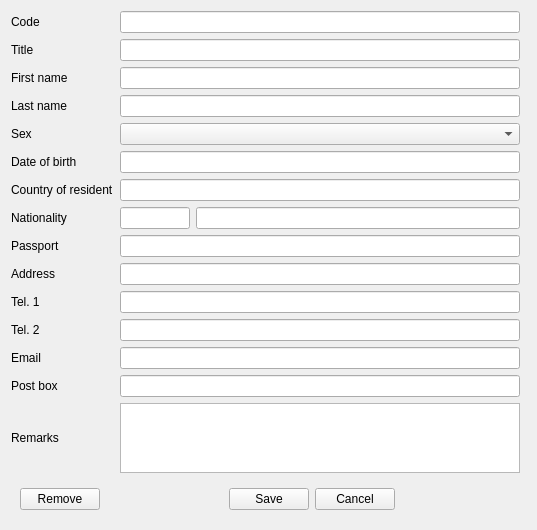
Before: the Qt Designer form Resort/wguest.ui in End1-1/Resort, drawn with Qt 5.
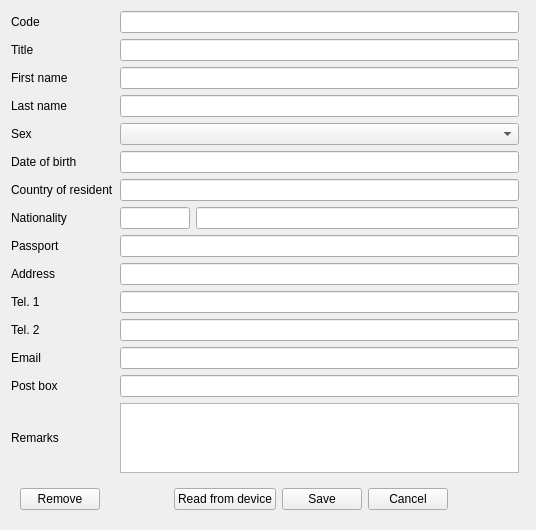
After: the same form once the commit is applied. Custom widgets are drawn as their Qt base class.

Commit message: Read guest from password

Patch:
```diff
--- a/Resort/wguest.ui
+++ b/Resort/wguest.ui
@@ -6,7 +6,7 @@
    <rect>
     <x>0</x>
     <y>0</y>
-    <width>537</width>
+    <width>536</width>
     <height>502</height>
    </rect>
   </property>
@@ -282,6 +282,13 @@
           </property>
          </spacer>
         </item>
+        <item>
+         <widget class="QPushButton" name="btnReadFromDevice">
+          <property name="text">
+           <string>Read from device</string>
+          </property>
+         </widget>
+        </item>
         <item>
          <widget class="QPushButton" name="btnOk">
           <property name="text">
@@ -340,16 +347,16 @@
    <extends>QLineEdit</extends>
    <header location="global">edateedit.h</header>
   </customwidget>
-  <customwidget>
-   <class>EQComboBox</class>
-   <extends>QComboBox</extends>
-   <header location="global">eqcombobox.h</header>
-  </customwidget>
   <customwidget>
    <class>EQTextEdit</class>
    <extends>QTextEdit</extends>
    <header location="global">eqtextedit.h</header>
   </customwidget>
+  <customwidget>
+   <class>EQComboBox</class>
+   <extends>QComboBox</extends>
+   <header location="global">eqcombobox.h</header>
+  </customwidget>
  </customwidgets>
  <tabstops>
   <tabstop>leTitle</tabstop>
```
The commit also changes 49 other files.
